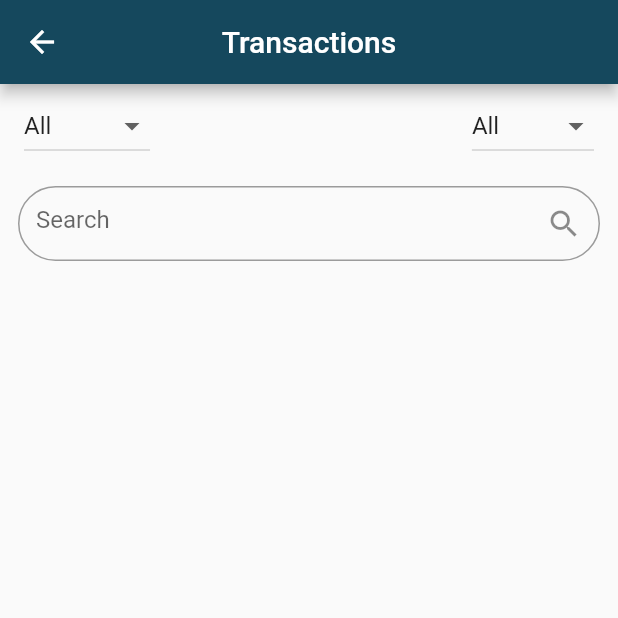
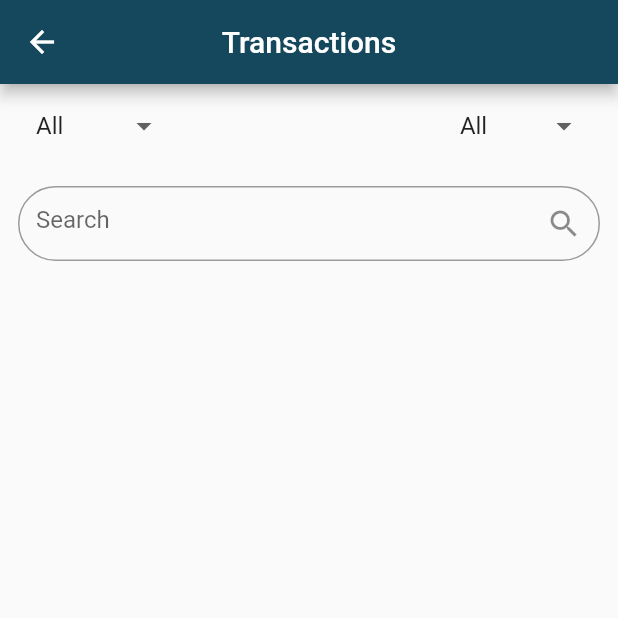
Before and after one commit to b4si/Money-Manager-App, a Flutter app: the screen it shows after launch, after a tap on "View all", on a phone screen of 412 x 824 dp, the top half of it. Run offline on Flutter 3.47's test engine with Material 2 defaults, Android fonts, the phone set to English and light mode, and no system bars; our stand-ins replace animated_splash_screen, fl_chart, flutter_slidable, font_awesome_flutter, hive_flutter; accounts and stored records are empty.

Commit message:
Small Ui updates

```diff
--- a/lib/db/transaction_db/transaction_db.dart
+++ b/lib/db/transaction_db/transaction_db.dart
@@ -90,7 +90,10 @@ class TransactionDB implements TransactionDbFunctions {
       _list,
       (TransactionModel transaction) {
         if (transaction.date ==
-            DateTime(DateTime.now().year, DateTime.now().month, 1, 2)) {
+            DateTime(
+              DateTime.now().year,
+              DateTime.now().month,
+            )) {
           monthlyTransactionNotifier.value.add(transaction);
         }
       },
--- a/lib/screens/statics_screen/statics_screen.dart
+++ b/lib/screens/statics_screen/statics_screen.dart
@@ -13,18 +13,13 @@ class StaticsScreen extends StatefulWidget {
 }
 
 class _StaticsScreenState extends State<StaticsScreen> {
-  List<Color> colorList = [
-    Colors.red,
-    Colors.greenAccent,
-    Colors.blue,
-    Colors.yellow,
-    Colors.purpleAccent,
-    Colors.brown,
-  ];
-
-  // List<String> items = [
-  //   'Income',
-  //   'Expense',
+  // List<Color> colorList = [
+  //   Colors.red,
+  //   Colors.greenAccent,
+  //   Colors.blue,
+  //   Colors.yellow,
+  //   Colors.purpleAccent,
+  //   Colors.brown,
   // ];
 
   List<TransactionModel> transactions =
@@ -45,13 +40,17 @@ class _StaticsScreenState extends State<StaticsScreen> {
     super.initState();
   }
 
+  int? touchedIndex;
   int value1 = 1;
   @override
   Widget build(BuildContext context) {
     return Column(
       children: [
         DropdownButton(
+          elevation: 1,
+          dropdownColor: Colors.blueGrey[100],
           borderRadius: BorderRadius.circular(18),
+          underline: Container(),
           value: value1,
           items: [
             DropdownMenuItem(
@@ -63,7 +62,10 @@ class _StaticsScreenState extends State<StaticsScreen> {
                       TransactionDB.instance.allExpenseAmount();
                 });
               },
-              child: const Text('Total'),
+              child: const Text(
+                'Total',
+                style: TextStyle(fontWeight: FontWeight.w500, fontSize: 18),
+              ),
             ),
             DropdownMenuItem(
               value: 2,
@@ -75,12 +77,14 @@ class _StaticsScreenState extends State<StaticsScreen> {
                       TransactionDB.instance.alltodayExpenseAmount();
                 });
               },
-              child: const Text('Today'),
+              child: const Text('Today',
+                  style: TextStyle(fontWeight: FontWeight.w500, fontSize: 18)),
             ),
             DropdownMenuItem(
               value: 3,
               onTap: () {},
-              child: const Text('Monthly'),
+              child: const Text('Monthly',
+                  style: TextStyle(fontWeight: FontWeight.w500, fontSize: 18)),
             ),
           ],
           onChanged: (value) {
@@ -90,20 +94,20 @@ class _StaticsScreenState extends State<StaticsScreen> {
         Expanded(
           child: PieChart(
             PieChartData(
-              centerSpaceRadius: 70,
-              sectionsSpace: 5,
+              centerSpaceRadius: 0,
+              sectionsSpace: 8,
               sections: [
                 PieChartSectionData(
                   title: totalIncomeAmount.toString(),
                   value: totalIncomeAmount,
                   color: Colors.greenAccent,
-                  radius: 40,
+                  radius: 120,
                 ),
                 PieChartSectionData(
                   title: totalExpenseAmount.toString(),
                   value: totalExpenseAmount,
                   color: Colors.redAccent,
-                  radius: 40,
+                  radius: 120,
                 ),
               ],
             ),
--- a/lib/screens/transaction_screen/transaction_screen.dart
+++ b/lib/screens/transaction_screen/transaction_screen.dart
@@ -86,7 +86,13 @@ class TransactionScreenState extends State<TransactionScreen> {
       body: Column(
         children: [
           ListTile(
-            leading: DropdownButton(
+            leading: Padding(
+              padding: const EdgeInsets.all(8.0),
+              child: DropdownButton(
+                elevation: 1,
+                borderRadius: BorderRadius.circular(18),
+                dropdownColor: Colors.blueGrey[100],
+                underline: Container(),
                 value: _value4,
                 items: [
                   DropdownMenuItem(
@@ -94,6 +100,7 @@ class TransactionScreenState extends State<TransactionScreen> {
                     child: const Text('All'),
                     onTap: () {
                       setState(() {
+                        _value2 = 1;
                         foundTransactions = transactions;
                       });
                     },
@@ -103,6 +110,7 @@ class TransactionScreenState extends State<TransactionScreen> {
                     child: const Text('Income'),
                     onTap: () {
                       setState(() {
+                        _value2 = 1;
                         foundTransactions = TransactionDB
                             .instance.incomeTransactionNotifier.value;
                       });
@@ -113,6 +121,7 @@ class TransactionScreenState extends State<TransactionScreen> {
                     child: const Text('Expense'),
                     onTap: () {
                       setState(() {
+                        _value2 = 1;
                         foundTransactions = TransactionDB
                             .instance.expenseTransactionNotifier.value;
                       });
@@ -123,7 +132,14 @@ class TransactionScreenState extends State<TransactionScreen> {
                   _value4 = value!;
                 }),
               ),
-            trailing: DropdownButton(
+            ),
+            trailing: Padding(
+              padding: const EdgeInsets.only(right: 8),
+              child: DropdownButton(
+                elevation: 1,
+                dropdownColor: Colors.blueGrey[100],
+                borderRadius: BorderRadius.circular(18),
+                underline: Container(),
                 value: _value2,
                 items: [
                   DropdownMenuItem(
@@ -142,8 +158,8 @@ class TransactionScreenState extends State<TransactionScreen> {
                     onTap: () {
                       setState(() {
                         _value4 = 1;
-                      foundTransactions =
-                          TransactionDB.instance.todayTransactionNotifier.value;
+                        foundTransactions = TransactionDB
+                            .instance.todayTransactionNotifier.value;
                       });
                     },
                   ),
@@ -155,8 +171,8 @@ class TransactionScreenState extends State<TransactionScreen> {
                     onTap: () {
                       _value4 = 1;
 
-                    foundTransactions =
-                        TransactionDB.instance.monthlyTransactionNotifier.value;
+                      foundTransactions = TransactionDB
+                          .instance.monthlyTransactionNotifier.value;
                     },
                   ),
                   DropdownMenuItem(
@@ -173,6 +189,7 @@ class TransactionScreenState extends State<TransactionScreen> {
                     _value2 = value!;
                   });
                 }),
+              ),
             ),
           ),
           Expanded(
```
Lines whose indentation alone changed are shown as unchanged.
